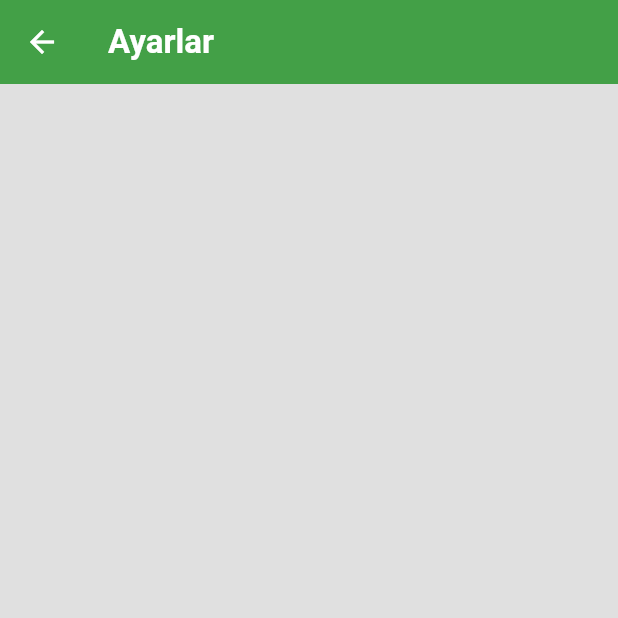
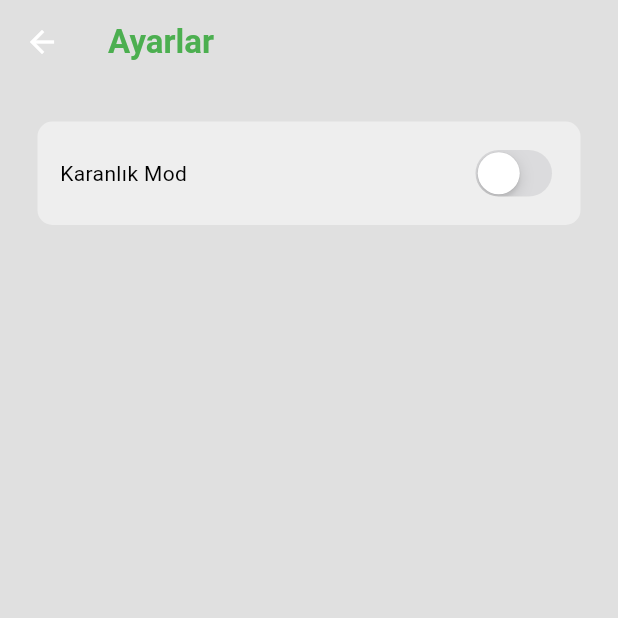
Before and after one commit to AmrWalidi/chat-app, a Flutter app: the screen it shows once a user with an empty profile is signed in, in the side drawer, after a tap on "A Y A R L A R", on a phone screen of 412 x 824 dp, the top half of it. Run offline on Flutter 3.47's test engine with Material 3 defaults, Android fonts, the phone set to English and light mode, and no system bars; our stand-ins replace cloud_firestore, firebase_auth, firebase_core, flutter_signin_button, google_sign_in; accounts and stored records are empty; network calls fail.

Commit message:
finish decorating and adding dark mode

```diff
--- a/lib/main.dart
+++ b/lib/main.dart
@@ -1,13 +1,17 @@
 import 'package:chat_app/services/auth/auth_gate.dart';
 import 'package:chat_app/firebase_options.dart';
-import 'package:chat_app/theme/light_mode.dart';
+import 'package:chat_app/theme/theme_provider.dart';
 import 'package:firebase_core/firebase_core.dart';
 import 'package:flutter/material.dart';
+import 'package:provider/provider.dart';
 
 void main() async {
   WidgetsFlutterBinding.ensureInitialized();
   await Firebase.initializeApp(options: DefaultFirebaseOptions.currentPlatform);
-  runApp(const MyApp());
+  runApp(ChangeNotifierProvider(
+    create: (context) => ThemeProvider(),
+    child: const MyApp(),
+  ));
 }
 
 class MyApp extends StatelessWidget {
@@ -17,7 +21,7 @@ class MyApp extends StatelessWidget {
   Widget build(BuildContext context) {
     return MaterialApp(
       title: 'ChatApp',
-      theme: lightMode,
+      theme: Provider.of<ThemeProvider>(context).themeData,
       home: const AuthGate(),
     );
   }
--- a/lib/pages/home.dart
+++ b/lib/pages/home.dart
@@ -14,11 +14,15 @@ class Home extends StatelessWidget {
   @override
   Widget build(BuildContext context) {
     return Scaffold(
+      backgroundColor: Theme.of(context).colorScheme.surface,
       appBar: AppBar(
         iconTheme: IconThemeData(color: Colors.white),
-        backgroundColor: Colors.green.shade600,
+        backgroundColor: Colors.transparent,
+        foregroundColor: Colors.grey,
+        elevation: 0,
         title: Text("Anasayfa",
-            style: TextStyle(color: Colors.white, fontWeight: FontWeight.bold)),
+            style: TextStyle(
+                color: Colors.green.shade500, fontWeight: FontWeight.bold)),
       ),
       drawer: MyDrawer(),
       body: _buildUserList(),
--- a/lib/pages/login.dart
+++ b/lib/pages/login.dart
@@ -43,7 +43,7 @@ class Login extends StatelessWidget {
             Icon(
               Icons.message,
               size: 60,
-              color: Colors.green.shade600,
+              color: Colors.green.shade500,
             ),
             const SizedBox(height: 50),
             Text("Hoş geldiniz, sohbete başlayalım!",
@@ -65,7 +65,7 @@ class Login extends StatelessWidget {
             MyButton(text: "Giriş yap", onTap: () => login(context)),
             const SizedBox(height: 10),
             SignInButton(
-              Buttons.Google, // Pre-styled Google button
+              Buttons.Google,
               onPressed: googleSignIn,
             ),
             const SizedBox(height: 25),
--- a/lib/pages/register.dart
+++ b/lib/pages/register.dart
@@ -47,7 +47,7 @@ class Register extends StatelessWidget {
             Icon(
               Icons.message,
               size: 60,
-              color: Colors.green.shade600,
+              color: Colors.green.shade500,
             ),
             const SizedBox(height: 50),
             Text("Bir hesap oluşturalım size!",
--- a/lib/pages/settings.dart
+++ b/lib/pages/settings.dart
@@ -1,4 +1,7 @@
+import 'package:chat_app/theme/theme_provider.dart';
+import 'package:flutter/cupertino.dart';
 import 'package:flutter/material.dart';
+import 'package:provider/provider.dart';
 
 class Settings extends StatelessWidget {
   const Settings({super.key});
@@ -6,12 +9,34 @@ class Settings extends StatelessWidget {
   @override
   Widget build(BuildContext context) {
     return Scaffold(
+      backgroundColor: Theme.of(context).colorScheme.surface,
       appBar: AppBar(
           iconTheme: IconThemeData(color: Colors.white),
-          backgroundColor: Colors.green.shade600,
+          backgroundColor: Colors.transparent,
+          foregroundColor: Colors.grey,
+          elevation: 0,
           title: Text("Ayarlar",
-              style:
-                  TextStyle(color: Colors.white, fontWeight: FontWeight.bold))),
+              style: TextStyle(
+                  color: Colors.green.shade500, fontWeight: FontWeight.bold))),
+      body: Container(
+        margin: EdgeInsets.all(25.0),
+        padding: EdgeInsets.all(15.0),
+        decoration: BoxDecoration(
+            color: Theme.of(context).colorScheme.secondary,
+            borderRadius: BorderRadius.circular(10.0)),
+        child: Row(
+          mainAxisAlignment: MainAxisAlignment.spaceBetween,
+          children: [
+            Text("Karanlık Mod"),
+            CupertinoSwitch(
+                value: Provider.of<ThemeProvider>(context, listen: false)
+                    .isDarkMode,
+                onChanged: (value) =>
+                    Provider.of<ThemeProvider>(context, listen: false)
+                        .themeToggle())
+          ],
+        ),
+      ),
     );
   }
 }
--- /dev/null
+++ b/lib/theme/dark_mode.dart
@@ -0,0 +1,9 @@
+import 'package:flutter/material.dart';
+
+ThemeData darkMode = ThemeData(
+    colorScheme: ColorScheme.dark(
+        surface: Colors.grey.shade900,
+        primary: Colors.grey.shade600,
+        secondary: Colors.grey.shade700,
+        tertiary:  Colors.grey.shade800,
+        inversePrimary: Colors.grey.shade300));
--- a/lib/theme/light_mode.dart
+++ b/lib/theme/light_mode.dart
@@ -4,5 +4,6 @@ ThemeData lightMode = ThemeData(
     colorScheme: ColorScheme.light(
         surface: Colors.grey.shade300,
         primary: Colors.grey.shade500,
-        secondary: Colors.white,
-        inversePrimary: Colors.grey.shade300));
+        secondary: Colors.grey.shade200,
+        tertiary: Colors.white,
+        inversePrimary: Colors.grey.shade900));
--- /dev/null
+++ b/lib/theme/theme_provider.dart
@@ -0,0 +1,24 @@
+import 'package:chat_app/theme/dark_mode.dart';
+import 'package:chat_app/theme/light_mode.dart';
+import 'package:flutter/material.dart';
+
+class ThemeProvider extends ChangeNotifier {
+  ThemeData _themeData = lightMode;
+
+  ThemeData get themeData => _themeData;
+
+  bool get isDarkMode => _themeData == darkMode;
+
+  set themeData(ThemeData themeData) {
+    _themeData = themeData;
+    notifyListeners();
+  }
+
+  void themeToggle() {
+    if (_themeData == darkMode) {
+      themeData = lightMode;
+    } else {
+      themeData = darkMode;
+    }
+  }
+}
--- a/pubspec.yaml
+++ b/pubspec.yaml
@@ -39,6 +39,7 @@ dependencies:
   google_sign_in: ^6.2.2
   flutter_signin_button: ^2.0.0
   cloud_firestore: ^5.6.0
+  provider: ^6.1.2
 
 dev_dependencies:
   flutter_test:
```
Also changed, not shown: lib/components/chat_bubble.dart (added, +34 -0 lines), lib/components/my_text_field.dart (+8 -6 lines), lib/models/chater.dart (added, +13 -0 lines), lib/pages/chat.dart (+108 -13 lines), lib/services/auth/auth_service.dart (+14 -8 lines), pubspec.lock.
